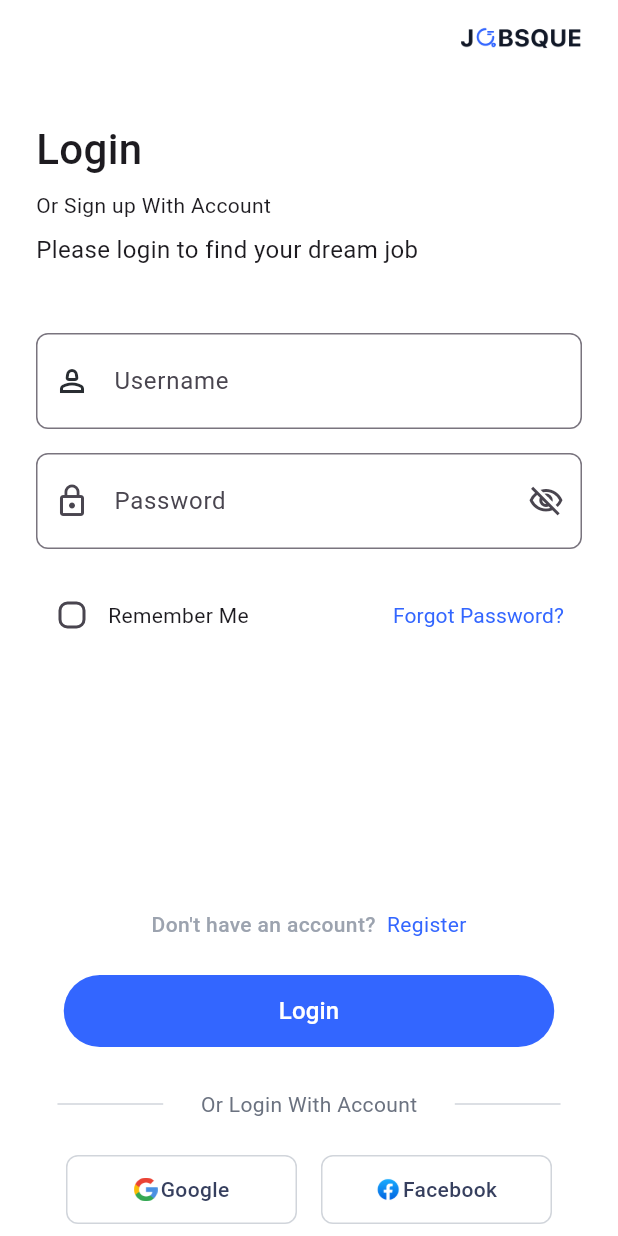
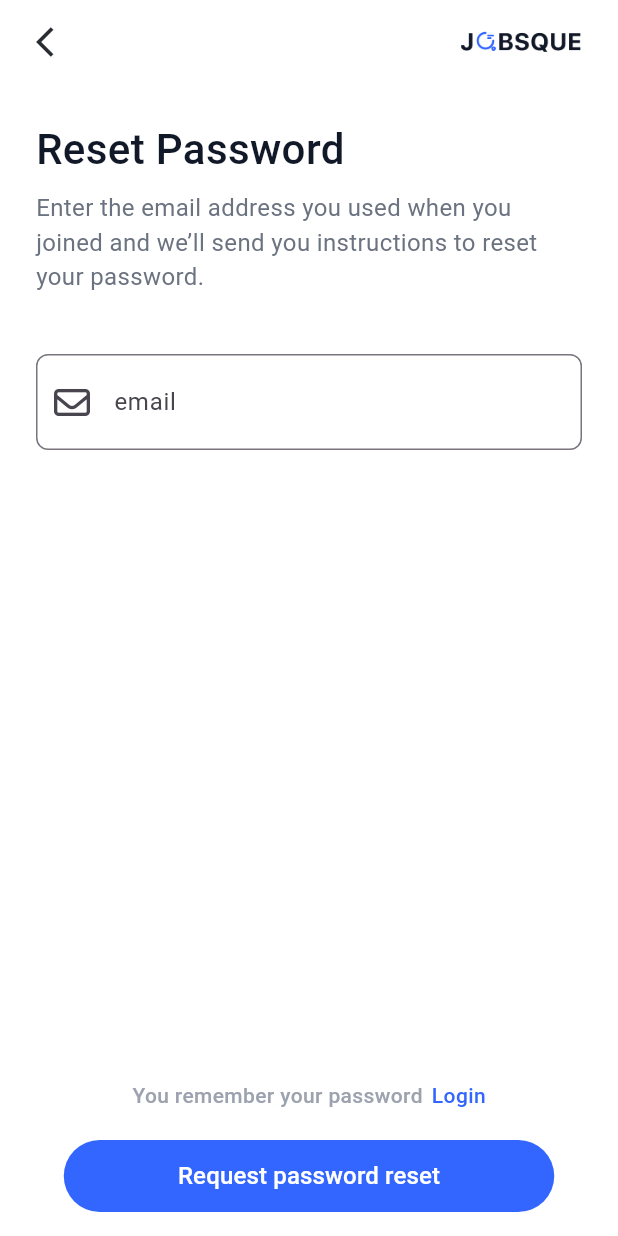
Before and after one commit to AhmedHussien249/jobsque-app, a Flutter app: the LoginView screen opened by its route, after a tap on "Forgot Password?", on a phone screen of 412 x 824 dp. Run offline on Flutter 3.47's test engine with Material 3 defaults, Android fonts, the light colour scheme and no system bars; our stand-ins replace font_awesome_flutter, get_it, go_router, shared_preferences, smooth_page_indicator; accounts and stored records are empty.

Commit message:
request password ui done

```diff
--- /dev/null
+++ b/devtools_options.yaml
@@ -0,0 +1,3 @@
+description: This file stores settings for Dart & Flutter DevTools.
+documentation: https://docs.flutter.dev/tools/devtools/extensions#configure-extension-enablement-states
+extensions:
--- a/lib/core/utils/app_assets.dart
+++ b/lib/core/utils/app_assets.dart
@@ -5,4 +5,5 @@ class AppAssets {
   static const String onBoarding3 = 'assets/images/onBoarding3.png';
   static const String google = 'assets/images/google.png';
   static const String facebook = 'assets/images/Facebook.png';
+  static const String sms = 'assets/icons/sms.svg';
 }
--- a/lib/core/utils/app_router.dart
+++ b/lib/core/utils/app_router.dart
@@ -1,4 +1,5 @@
 import 'package:go_router/go_router.dart';
+import 'package:jobsque/features/auth/forget_password/views/forget_password_view.dart';
 import 'package:jobsque/features/auth/login/views/login_view.dart';
 import 'package:jobsque/features/intro/presentation/on_boarding/views/on_boarding_view.dart';
 import 'package:jobsque/features/intro/presentation/splash/views/splash_view.dart';
@@ -6,6 +7,7 @@ import 'package:jobsque/features/intro/presentation/splash/views/splash_view.dar
 abstract class AppRouter {
   static const kOnBoardingView = '/onBoardingView';
   static const kLoginView = '/loginView';
+  static const kForgetPasswordView = '/forgetPasswordView';
   static final router = GoRouter(
     routes: [
       GoRoute(path: '/', builder: (context, state) => SplashView()),
@@ -14,6 +16,10 @@ abstract class AppRouter {
         builder: (context, state) => OnBoardingView(),
       ),
       GoRoute(path: kLoginView, builder: (context, state) => LoginView()),
+      GoRoute(
+        path: kForgetPasswordView,
+        builder: (context, state) => ForgetPasswordView(),
+      ),
     ],
   );
 }
--- a/lib/core/utils/app_strings.dart
+++ b/lib/core/utils/app_strings.dart
@@ -9,6 +9,13 @@ class AppStrings {
   static const String loginSubtitle = 'Please login to find your dream job';
   static const String dontHaveAcc = 'Don\'t have an account?';
 
+  // Auth - Forget Password
+  static const String resetPassword = 'Reset Password';
+  static const String forgetPasswordSubtitle =
+      'Enter the email address you used when you joined and we’ll send you instructions to reset your password.';
+      static const String rememberPassword = 'You remember your password';
+      static const String requestPasswordreset = 'Request password reset';
+
   // Common
   static const String passwordMinLength =
       'Password must be at least 8 characters';
@@ -18,4 +25,6 @@ class AppStrings {
 
   static const String google = 'Google';
   static const String facebook = 'Facebook';
+
+
 }
--- /dev/null
+++ b/lib/features/auth/forget_password/views/forget_password_view.dart
@@ -0,0 +1,138 @@
+import 'dart:developer';
+
+import 'package:flutter/material.dart';
+import 'package:font_awesome_flutter/font_awesome_flutter.dart';
+import 'package:jobsque/core/utils/app_strings.dart';
+import 'package:jobsque/core/utils/app_styles.dart';
+import 'package:jobsque/core/widgets/custom_button.dart';
+import 'package:jobsque/core/widgets/custom_text_form_field.dart';
+import 'package:jobsque/features/auth/login/widgets/auth_custom_app_bar.dart';
+
+class ForgetPasswordView extends StatelessWidget {
+  const ForgetPasswordView({super.key});
+
+  @override
+  Widget build(BuildContext context) {
+    return GestureDetector(
+      onTap: () => FocusManager.instance.primaryFocus?.unfocus(),
+      child: Scaffold(
+        body: SafeArea(
+          child: Padding(
+            padding: const EdgeInsets.symmetric(horizontal: 24, vertical: 16),
+            child: ForgetPasswordContet(),
+          ),
+        ),
+      ),
+    );
+  }
+}
+
+class ForgetPasswordContet extends StatefulWidget {
+  const ForgetPasswordContet({super.key});
+
+  @override
+  State<ForgetPasswordContet> createState() => _ForgetPasswordContetState();
+}
+
+class _ForgetPasswordContetState extends State<ForgetPasswordContet> {
+  final TextEditingController emailController = TextEditingController();
+  final formKey = GlobalKey<FormState>();
+  void onLoginPressed() {
+    if (formKey.currentState!.validate()) {
+      final email = emailController.text.trim();
+      log('Email: $email');
+    }
+  }
+
+  @override
+  void dispose() {
+    emailController.dispose();
+    super.dispose();
+  }
+
+  @override
+  Widget build(BuildContext context) {
+    return Form(
+      child: Column(
+        children: [ForgetPasswordFormSection(emailController: emailController),
+        Spacer(),
+         ForgetPasswordBottomSection()],
+      ),
+    );
+  }
+}
+
+class ForgetPasswordFormSection extends StatelessWidget {
+  const ForgetPasswordFormSection({super.key, required this.emailController});
+  final TextEditingController emailController;
+
+  @override
+  Widget build(BuildContext context) {
+    return Column(
+      crossAxisAlignment: CrossAxisAlignment.start,
+      children: [
+        AuthCustomAppBar(hasBackButton: true),
+        SizedBox(height: 39),
+        Text(
+          AppStrings.resetPassword,
+          style: AppStyles.medium28.copyWith(color: const Color(0xff111827)),
+        ),
+        SizedBox(height: 8),
+        Text(
+          AppStrings.forgetPasswordSubtitle,
+          style: AppStyles.regular16.copyWith(color: const Color(0xff6B7280)),
+        ),
+        SizedBox(height: 40),
+        CustomTextFormField(
+          controller: emailController,
+          hint: 'email',
+          prefixIcon: Icon(FontAwesomeIcons.envelope),
+          validator: (value) {
+            if (value == null || value.isEmpty) {
+              return 'Please enter your email';
+            }
+            return null;
+          },
+        ),
+      ],
+    );
+  }
+}
+
+class ForgetPasswordBottomSection extends StatelessWidget {
+  const ForgetPasswordBottomSection({super.key});
+
+  @override
+  Widget build(BuildContext context) {
+    return Column(
+      children: [
+        Row(
+          mainAxisAlignment: MainAxisAlignment.center,
+          children: [
+            Text(
+              AppStrings.rememberPassword,
+              style: AppStyles.medium14.copyWith(
+                color: const Color(0xff9CA3AF),
+              ),
+            ),
+            SizedBox(width: 6,),
+            GestureDetector(
+              onTap: () {},
+              child: Text(
+                AppStrings.login,
+                style: AppStyles.medium14.copyWith(
+                  color: const Color(0xff3366FF),
+                ),
+              ),
+            ),
+          ],
+        ),
+        const SizedBox(height: 20),
+        CustomButton(
+          text: AppStrings.requestPasswordreset,
+          onPressed: () {},
+        ),
+      ],
+    );
+  }
+}
--- a/lib/features/auth/login/widgets/auth_custom_app_bar.dart
+++ b/lib/features/auth/login/widgets/auth_custom_app_bar.dart
@@ -18,6 +18,7 @@ class AuthCustomAppBar extends StatelessWidget {
                 ),
               )
             : const Spacer(),
+        const Spacer(),
         Image.asset(AppAssets.logo, height: 19, width: 81),
       ],
     );
--- a/lib/features/auth/login/widgets/login_form_section.dart
+++ b/lib/features/auth/login/widgets/login_form_section.dart
@@ -1,4 +1,6 @@
 import 'package:flutter/material.dart';
+import 'package:go_router/go_router.dart';
+import 'package:jobsque/core/utils/app_router.dart';
 import 'package:jobsque/core/utils/app_strings.dart';
 import 'package:jobsque/core/utils/app_styles.dart';
 import 'package:jobsque/core/widgets/custom_text_form_field.dart';
@@ -85,7 +87,9 @@ class LoginFormSection extends StatelessWidget {
               ],
             ),
             TextButton(
-              onPressed: () {},
+              onPressed: () {
+                GoRouter.of(context).push(AppRouter.kForgetPasswordView);
+              },
               child: Text(
                 'Forgot Password?',
                 style: AppStyles.regular14.copyWith(
--- a/lib/features/auth/login/widgets/login_view_content.dart
+++ b/lib/features/auth/login/widgets/login_view_content.dart
@@ -30,6 +30,7 @@ class _LoginBodyContentState extends State<LoginBodyContent> {
       final email = userNameController.text.trim();
       final password = passwordController.text;
       log('Email: $email, Password: $password');
+
     }
   }
 
--- a/pubspec.yaml
+++ b/pubspec.yaml
@@ -31,6 +31,8 @@ dependencies:
   cupertino_icons: ^1.0.8
   flutter:
     sdk: flutter
+  flutter_svg: ^2.2.0
+  font_awesome_flutter: ^10.8.0
   get_it: ^8.0.3
   go_router: ^16.0.0
   google_fonts: ^6.2.1
@@ -55,6 +57,7 @@ flutter:
   # To add assets to your application, add an assets section, like this:
   assets:
     - assets/images/
+    - assets/icons/
   # An image asset can refer to one or more resolution-specific "variants", see
   # https://flutter.dev/to/resolution-aware-images
   # For details regarding adding assets from package dependencies, see
```
Also changed, not shown: assets/icons/sms.svg (added), pubspec.lock, 1 other file.
